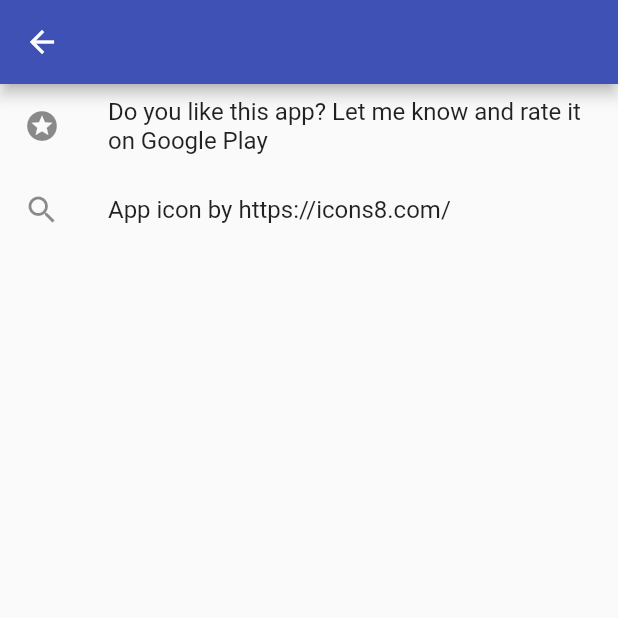
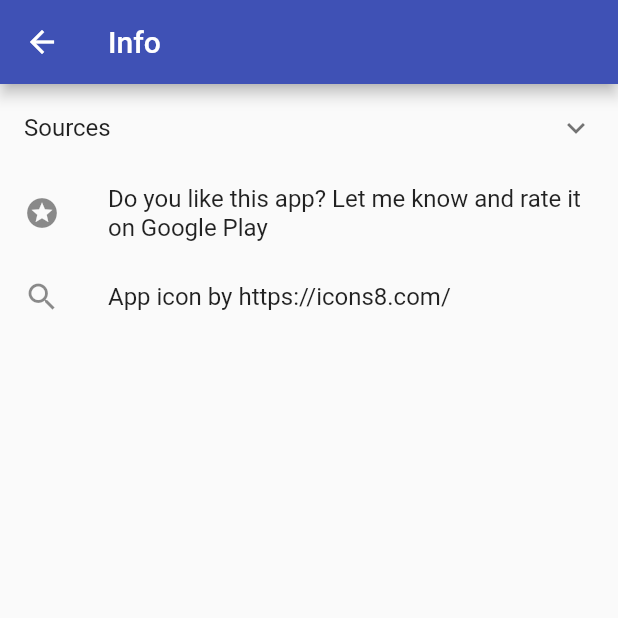
Before and after one commit to Norbert515/too_many_ideas, a Flutter app: the InfoPage screen opened directly, on a phone screen of 412 x 824 dp, the top half of it. Run offline on Flutter 3.47's test engine with Material 2 defaults, Android fonts, the phone set to English and light mode, and no system bars; our stand-ins replace flutter_markdown, share; network calls fail; statements that could not run were skipped.

Commit message:
info screen

```diff
--- a/lib/info_page.dart
+++ b/lib/info_page.dart
@@ -14,9 +14,32 @@ class InfoPage extends StatelessWidget {
   @override
   Widget build(BuildContext context) {
     return new Scaffold(
-      appBar: new AppBar(),
+      appBar: new AppBar(
+        title: new Text("Info"),
+      ),
       body: new Column(
         children: <Widget>[
+          new ExpansionTile(
+            title: new Text("Sources"),
+            children: <Widget>[
+              new ListTile(
+                title: new Text("https://www.reddit.com/r/AppIdeas/"),
+                onTap: ()=>_open("https://www.reddit.com/r/AppIdeas/"),
+              ),
+              new ListTile(
+                title: new Text("https://www.reddit.com/r/Startup_Ideas/"),
+                onTap: ()=>_open("https://www.reddit.com/r/Startup_Ideas/"),
+              ),
+              new ListTile(
+                title: new Text("https://www.reddit.com/r/Lightbulb/"),
+                onTap: ()=>_open("https://www.reddit.com/r/Lightbulb/"),
+              ),
+              new ListTile(
+                title: new Text("https://www.reddit.com/r/CrazyIdeas/"),
+                onTap: ()=>_open("https://www.reddit.com/r/CrazyIdeas/"),
+              ),
+            ],
+          ),
           new ListTile(
             title: new Text("Do you like this app? Let me know and rate it on Google Play"),
             leading: new Icon(Icons.stars),
```
